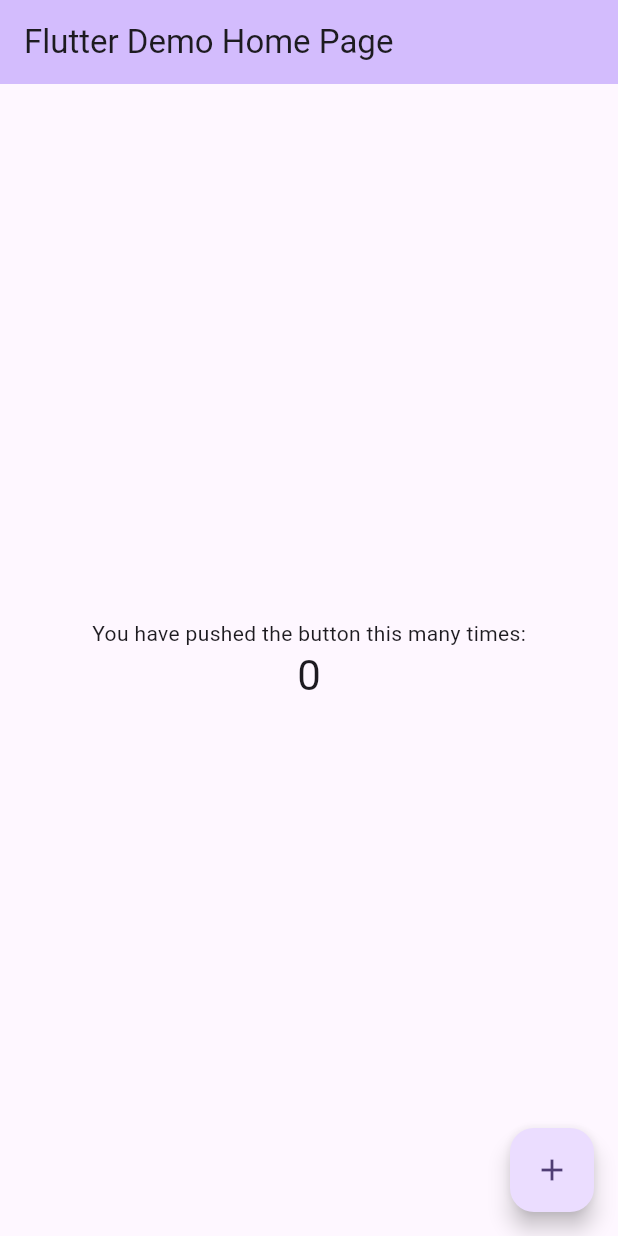
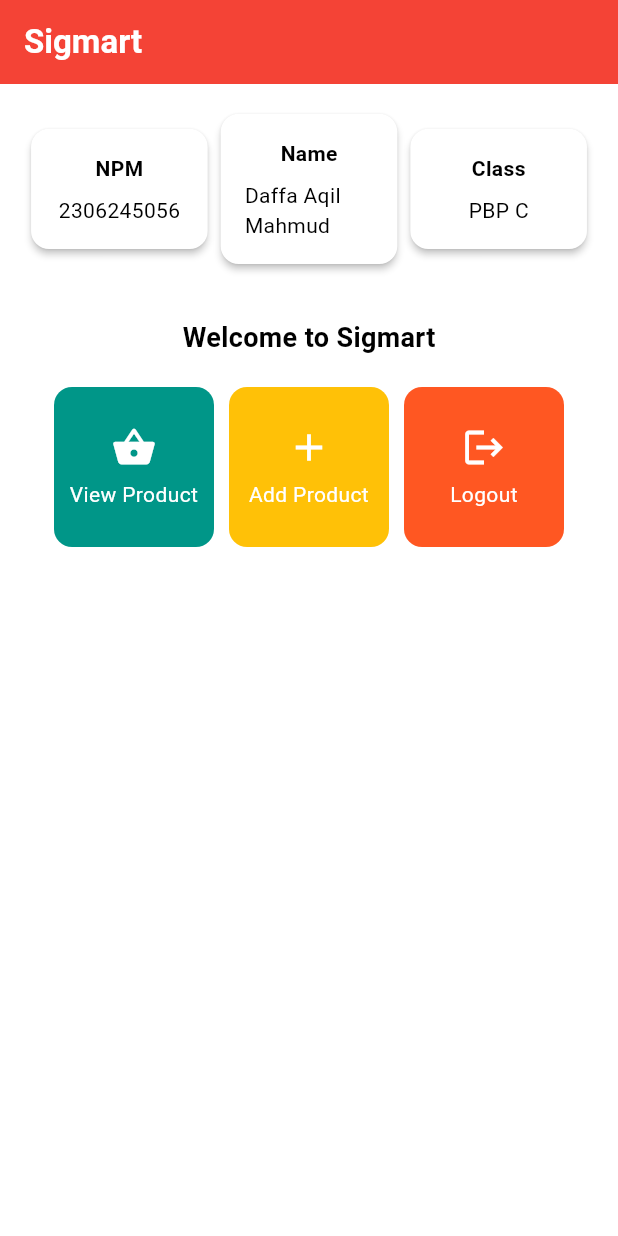
Before and after one commit to noQils/sigmart-mobile, a Flutter app: the screen it shows after launch, on a phone screen of 412 x 824 dp. Run offline on Flutter 3.47's test engine with Material 3 defaults, Android fonts, the light colour scheme and no system bars.

Commit message:
finished assignment 7

```diff
--- a/lib/main.dart
+++ b/lib/main.dart
@@ -1,4 +1,5 @@
 import 'package:flutter/material.dart';
+import 'package:sigmart/menu.dart';
 
 void main() {
   runApp(const MyApp());
@@ -28,98 +29,12 @@
         //
         // This works for code too, not just values: Most code changes can be
         // tested with just a hot reload.
-        colorScheme: ColorScheme.fromSeed(seedColor: Colors.deepPurple),
+        colorScheme: ColorScheme.fromSwatch(
+          primarySwatch: Colors.red,
+        ).copyWith(secondary: Colors.red[400]),
         useMaterial3: true,
       ),
-      home: const MyHomePage(title: 'Flutter Demo Home Page'),
+      home: MyHomePage(),
     );
   }
 }
-
-class MyHomePage extends StatefulWidget {
-  const MyHomePage({super.key, required this.title});
-
-  // This widget is the home page of your application. It is stateful, meaning
-  // that it has a State object (defined below) that contains fields that affect
-  // how it looks.
-
-  // This class is the configuration for the state. It holds the values (in this
-  // case the title) provided by the parent (in this case the App widget) and
-  // used by the build method of the State. Fields in a Widget subclass are
-  // always marked "final".
-
-  final String title;
-
-  @override
-  State<MyHomePage> createState() => _MyHomePageState();
-}
-
-class _MyHomePageState extends State<MyHomePage> {
-  int _counter = 0;
-
-  void _incrementCounter() {
-    setState(() {
-      // This call to setState tells the Flutter framework that something has
-      // changed in this State, which causes it to rerun the build method below
-      // so that the display can reflect the updated values. If we changed
-      // _counter without calling setState(), then the build method would not be
-      // called again, and so nothing would appear to happen.
-      _counter++;
-    });
-  }
-
-  @override
-  Widget build(BuildContext context) {
-    // This method is rerun every time setState is called, for instance as done
-    // by the _incrementCounter method above.
-    //
-    // The Flutter framework has been optimized to make rerunning build methods
-    // fast, so that you can just rebuild anything that needs updating rather
-    // than having to individually change instances of widgets.
-    return Scaffold(
-      appBar: AppBar(
-        // TRY THIS: Try changing the color here to a specific color (to
-        // Colors.amber, perhaps?) and trigger a hot reload to see the AppBar
-        // change color while the other colors stay the same.
-        backgroundColor: Theme.of(context).colorScheme.inversePrimary,
-        // Here we take the value from the MyHomePage object that was created by
-        // the App.build method, and use it to set our appbar title.
-        title: Text(widget.title),
-      ),
-      body: Center(
-        // Center is a layout widget. It takes a single child and positions it
-        // in the middle of the parent.
-        child: Column(
-          // Column is also a layout widget. It takes a list of children and
-          // arranges them vertically. By default, it sizes itself to fit its
-          // children horizontally, and tries to be as tall as its parent.
-          //
-          // Column has various properties to control how it sizes itself and
-          // how it positions its children. Here we use mainAxisAlignment to
-          // center the children vertically; the main axis here is the vertical
-          // axis because Columns are vertical (the cross axis would be
-          // horizontal).
-          //
-          // TRY THIS: Invoke "debug painting" (choose the "Toggle Debug Paint"
-          // action in the IDE, or press "p" in the console), to see the
-          // wireframe for each widget.
-          mainAxisAlignment: MainAxisAlignment.center,
-          children: <Widget>[
-            const Text(
-              'You have pushed the button this many times:',
-            ),
-            Text(
-              '$_counter',
-              style: Theme.of(context).textTheme.headlineMedium,
-            ),
-          ],
-        ),
-      ),
-      floatingActionButton: FloatingActionButton(
-        onPressed: _incrementCounter,
-        tooltip: 'Increment',
-        child: const Icon(Icons.add),
-      ), // This trailing comma makes auto-formatting nicer for build methods.
-    );
-  }
-}
--- /dev/null
+++ b/lib/menu.dart
@@ -0,0 +1,187 @@
+import 'package:flutter/material.dart';
+
+class MyHomePage extends StatelessWidget {
+  final String npm = '2306245056'; // NPM
+  final String name = 'Daffa Aqil Mahmud'; // Nama
+  final String className = 'PBP C'; // Kelas
+  final List<ItemHomepage> items = [
+    ItemHomepage("View Product", Icons.shopping_basket, Colors.teal),
+    ItemHomepage("Add Product", Icons.add, Colors.amber),
+    ItemHomepage("Logout", Icons.logout, Colors.deepOrange),
+  ];
+
+  MyHomePage({super.key});
+
+  @override
+  Widget build(BuildContext context) {
+    // Scaffold menyediakan struktur dasar halaman dengan AppBar dan body.
+    return Scaffold(
+      // AppBar adalah bagian atas halaman yang menampilkan judul.
+      appBar: AppBar(
+        // Judul aplikasi "Sigmart" dengan teks putih dan tebal.
+        title: const Text(
+          'Sigmart',
+          style: TextStyle(
+            color: Colors.white,
+            fontWeight: FontWeight.bold,
+          ),
+        ),
+        // Warna latar belakang AppBar diambil dari skema warna tema aplikasi.
+        backgroundColor: Theme.of(context).colorScheme.primary,
+      ),
+      // Body halaman dengan padding di sekelilingnya.
+      body: Padding(
+        padding: const EdgeInsets.all(16.0),
+        // Menyusun widget secara vertikal dalam sebuah kolom.
+        child: Column(
+          crossAxisAlignment: CrossAxisAlignment.center,
+          children: [
+            // Row untuk menampilkan 3 InfoCard secara horizontal.
+            Row(
+              mainAxisAlignment: MainAxisAlignment.spaceEvenly,
+              children: [
+                InfoCard(title: 'NPM', content: npm),
+                InfoCard(title: 'Name', content: name),
+                InfoCard(title: 'Class', content: className),
+              ],
+            ),
+
+            // Memberikan jarak vertikal 16 unit.
+            const SizedBox(height: 16.0),
+
+            // Menempatkan widget berikutnya di tengah halaman.
+            Center(
+              child: Column(
+                // Menyusun teks dan grid item secara vertikal.
+
+                children: [
+                  // Menampilkan teks sambutan dengan gaya tebal dan ukuran 18.
+                  const Padding(
+                    padding: EdgeInsets.only(top: 16.0),
+                    child: Text(
+                      'Welcome to Sigmart',
+                      style: TextStyle(
+                        fontWeight: FontWeight.bold,
+                        fontSize: 18.0,
+                      ),
+                    ),
+                  ),
+
+                  // Grid untuk menampilkan ItemCard dalam bentuk grid 3 kolom.
+                  GridView.count(
+                    primary: true,
+                    padding: const EdgeInsets.all(20),
+                    crossAxisSpacing: 10,
+                    mainAxisSpacing: 10,
+                    crossAxisCount: 3,
+                    // Agar grid menyesuaikan tinggi kontennya.
+                    shrinkWrap: true,
+
+                    // Menampilkan ItemCard untuk setiap item dalam list items.
+                    children: items.map((ItemHomepage item) {
+                      return ItemCard(item);
+                    }).toList(),
+                  ),
+                ],
+              ),
+            ),
+          ],
+        ),
+      ),
+    );
+  }
+}
+
+class InfoCard extends StatelessWidget {
+  // Kartu informasi yang menampilkan title dan content.
+
+  final String title;  // Judul kartu.
+  final String content;  // Isi kartu.
+
+  const InfoCard({super.key, required this.title, required this.content});
+
+  @override
+  Widget build(BuildContext context) {
+    return Card(
+      // Membuat kotak kartu dengan bayangan dibawahnya.
+      elevation: 2.0,
+      child: Container(
+        // Mengatur ukuran dan jarak di dalam kartu.
+        width: MediaQuery.of(context).size.width / 3.5, // menyesuaikan dengan lebar device yang digunakan.
+        padding: const EdgeInsets.all(16.0),
+        // Menyusun title dan content secara vertikal.
+        child: Column(
+          children: [
+            Text(
+              title,
+              style: const TextStyle(fontWeight: FontWeight.bold),
+            ),
+            const SizedBox(height: 8.0),
+            Text(content),
+          ],
+        ),
+      ),
+    );
+  }
+}
+
+class ItemHomepage {
+    final String name;
+    final IconData icon;
+    final Color color;
+
+    ItemHomepage(this.name, this.icon, this.color);
+}
+
+class ItemCard extends StatelessWidget {
+  // Menampilkan kartu dengan ikon dan nama.
+
+  final ItemHomepage item;
+
+  const ItemCard(this.item, {super.key});
+
+  @override
+  Widget build(BuildContext context) {
+    return Material(
+      // Menentukan warna latar belakang dari tema aplikasi.
+      color: item.color,
+      // Membuat sudut kartu melengkung.
+      borderRadius: BorderRadius.circular(12),
+
+      child: InkWell(
+        // Aksi ketika kartu ditekan.
+        onTap: () {
+          // Menampilkan pesan SnackBar saat kartu ditekan.
+          ScaffoldMessenger.of(context)
+            ..hideCurrentSnackBar()
+            ..showSnackBar(
+              SnackBar(content: Text("You have clicked the ${item.name} button!"))
+            );
+        },
+        // Container untuk menyimpan Icon dan Text
+        child: Container(
+          padding: const EdgeInsets.all(8),
+          child: Center(
+            child: Column(
+              // Menyusun ikon dan teks di tengah kartu.
+              mainAxisAlignment: MainAxisAlignment.center,
+              children: [
+                Icon(
+                  item.icon,
+                  color: Colors.white,
+                  size: 30.0,
+                ),
+                const Padding(padding: EdgeInsets.all(3)),
+                Text(
+                  item.name,
+                  textAlign: TextAlign.center,
+                  style: const TextStyle(color: Colors.white),
+                ),
+              ],
+            ),
+          ),
+        ),
+      ),
+    );
+  }
+}
```
Also changed, not shown: 1 other file.
